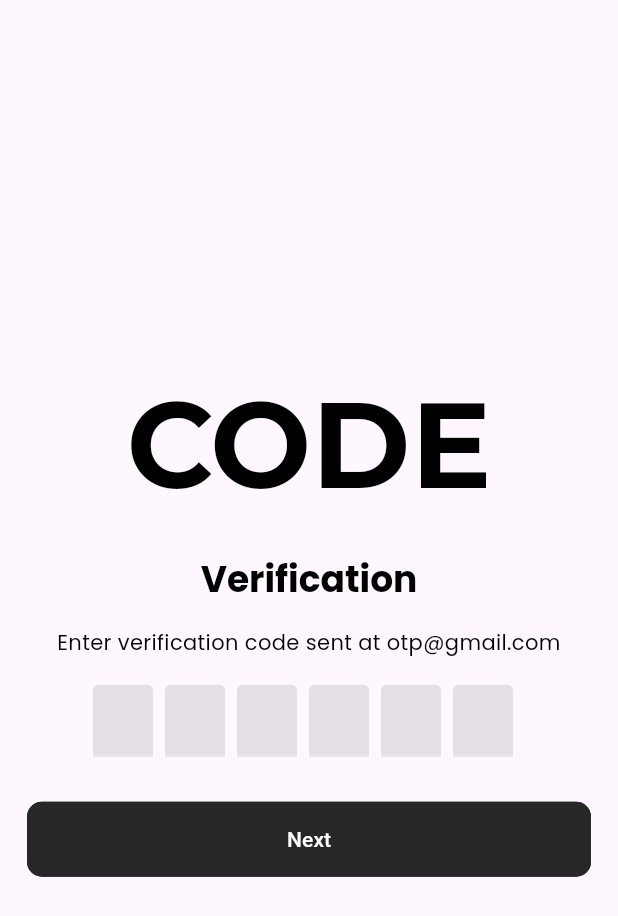
After one commit to mike1tesla/login_firebase_app, a Flutter app: the OTPScreen screen opened directly, on a phone screen of 412 x 824 dp. The commit adds this screen. Shown: the top 916 px of the screen. Run offline on Flutter 3.47's test engine with Material 3 defaults, Android fonts, the phone set to English and light mode, and no system bars; drawn by our look-alikes of flutter_otp_text_field; our stand-ins replace carousel_slider, flutter_svg, get, google_fonts, smooth_page_indicator.

Commit message:
final UI Authentication

```diff
--- a/lib/main.dart
+++ b/lib/main.dart
@@ -17,7 +17,9 @@ class App extends StatelessWidget {
       theme: AppTheme.lightTheme,
       darkTheme: AppTheme.darkTheme,
       themeMode: ThemeMode.system,
-      home: const LoginScreen(),
+      defaultTransition: Transition.leftToRightWithFade,
+      transitionDuration: const Duration(milliseconds: 500),
+      home: const SplashScreen(),
     );
   }
 }
--- a/lib/src/common_widgets/fade_in_animation/animation_design.dart
+++ b/lib/src/common_widgets/fade_in_animation/animation_design.dart
@@ -21,7 +21,7 @@ class FadeInAnimation extends StatelessWidget {
   @override
   Widget build(BuildContext context) {
     return Obx(() {
-      print(controller.animate.value);
+      // print(controller.animate.value);
       return AnimatedPositioned(
         duration: Duration(milliseconds: durationMs),
         top: controller.animate.value ? animate!.topAfter : animate!.topBefore,
--- a/lib/src/common_widgets/header_widget/header_widget.dart
+++ b/lib/src/common_widgets/header_widget/header_widget.dart
@@ -3,14 +3,18 @@ import 'package:flutter/material.dart';
 import '../../constants/sizes.dart';
 
 class HeaderWidget extends StatelessWidget {
+
   const HeaderWidget({
     super.key,
     required this.image,
     required this.title,
     required this.subtitle,
+    this.heightBetween
   });
 
   final String image, title, subtitle;
+  final double? heightBetween;
+
 
   @override
   Widget build(BuildContext context) {
@@ -24,7 +28,7 @@ class HeaderWidget extends StatelessWidget {
             child: Image(image: AssetImage(image)),
           ),
         ),
-        const SizedBox(height: paddingSize - 10),
+        SizedBox(height: heightBetween),
         Text(
           title,
           style: Theme.of(context).textTheme.displaySmall,
--- a/lib/src/constants/image_strings.dart
+++ b/lib/src/constants/image_strings.dart
@@ -14,3 +14,4 @@ const String googleIcon = "assets/logo/google.svg";
 
 // Forget Password image
 const String forgetPasswordImg = "assets/images/forget_password/lock_key.png";
+const String forgetPasswordMail = "assets/images/forget_password/forget_password_mail.png";
--- a/lib/src/constants/text_strings.dart
+++ b/lib/src/constants/text_strings.dart
@@ -1,7 +1,5 @@
 
 // Generic text
-import 'package:flutter/cupertino.dart';
-
 const String login = "Login";
 const String signup = "Signup";
 
@@ -43,3 +41,8 @@ const String resetViaPhone = "Reset via Phone Verification.";
 
 const String forgetPhoneSubTitle = "Enter your registered Phone No to receive OTP";
 const String forgetMailSubTitle = "Enter your registered E-Mail to receive OTP";
+
+// OTP Screen
+const String otpTitle = "CODE";
+const String otpSubtitle = "Verification";
+const String otpMessage = "Enter verification code sent at ";
--- /dev/null
+++ b/lib/src/features/authentication/screens/forget_password/forget_password_otp/otp_screen.dart
@@ -0,0 +1,59 @@
+import "package:flutter/material.dart";
+import "package:flutter_otp_text_field/flutter_otp_text_field.dart";
+import "package:get/get.dart";
+import "package:google_fonts/google_fonts.dart";
+import "package:login/src/constants/sizes.dart";
+import "package:login/src/constants/text_strings.dart";
+
+class OTPScreen extends StatelessWidget {
+  const OTPScreen({super.key});
+
+  @override
+  Widget build(BuildContext context) {
+    return Scaffold(
+      body: Container(
+        width: Get.width,
+        padding: const EdgeInsets.all(paddingSize),
+        child: Column(
+          mainAxisAlignment: MainAxisAlignment.center,
+          children: [
+            Text(
+              otpTitle,
+              style: GoogleFonts.montserrat(
+                fontWeight: FontWeight.bold,
+                fontSize: 80.0,
+              ),
+            ),
+            const SizedBox(height: paddingSize),
+            Text(
+              otpSubtitle,
+              style: Theme.of(context).textTheme.displaySmall,
+            ),
+            const SizedBox(height: paddingSize),
+            const Text(
+              "${otpMessage}otp@gmail.com",
+              textAlign: TextAlign.center,
+            ),
+            const SizedBox(height: paddingSize),
+            OtpTextField(
+              numberOfFields: 6,
+              fillColor: Colors.black.withOpacity(0.1),
+              filled: true,
+              onSubmit: (code) {
+                print("OTP is => $code");
+              },
+            ),
+            const SizedBox(height: defaultSize),
+            SizedBox(
+              width: double.infinity,
+              child: ElevatedButton(
+                onPressed: () {},
+                child: const Text('Next'),
+              ),
+            )
+          ],
+        ),
+      ),
+    );
+  }
+}
--- a/lib/src/features/authentication/screens/onboarding/onboarding_screen.dart
+++ b/lib/src/features/authentication/screens/onboarding/onboarding_screen.dart
@@ -63,7 +63,7 @@ class OnboardingScreen extends StatelessWidget {
                             autoPlay: true,
                             viewportFraction: 1,
                             onPageChanged: (index, _) =>
-                                controller.updatePageIndicator(index)),
+                                controller.updatePageIndicator(index),),
                         items: pages,
                       ),
                     ],
@@ -104,7 +104,7 @@ class OnboardingScreen extends StatelessWidget {
                   const SizedBox(width: defaultSize),
                   Expanded(
                     child: ElevatedButton(
-                      onPressed: ()=> Get.to(const SignupScreen()),
+                      onPressed: () => Get.to(const SignupScreen()),
                       child: Text(signup.toUpperCase()),
                     ),
                   ),
--- a/lib/src/features/authentication/screens/signup_screen/signup_screen.dart
+++ b/lib/src/features/authentication/screens/signup_screen/signup_screen.dart
@@ -22,6 +22,7 @@ class SignupScreen extends StatelessWidget {
                   image: loginLogo,
                   title: signUpTitle,
                   subtitle: signUpSubTitle,
+                  heightBetween: paddingSize - 10,
                 ),
                 SizedBox(height: spaceInputForm),
                 SignUpFormWidget(),
--- a/lib/src/features/authentication/screens/signup_screen/widgets/signup_footer_widget.dart
+++ b/lib/src/features/authentication/screens/signup_screen/widgets/signup_footer_widget.dart
@@ -1,5 +1,7 @@
 import 'package:flutter/material.dart';
 import 'package:flutter_svg/svg.dart';
+import 'package:get/get.dart';
+import 'package:login/src/features/authentication/screens/login_screen/login_screen.dart';
 
 import '../../../../../constants/image_strings.dart';
 import '../../../../../constants/sizes.dart';
@@ -29,7 +31,7 @@ class SignUpFooterWidget extends StatelessWidget {
         ),
         const SizedBox(height: paddingSize - 10),
         TextButton(
-          onPressed: () {},
+          onPressed: () => Get.off(const LoginScreen()),
           style: TextButton.styleFrom(foregroundColor: Colors.grey),
           child: Text.rich(
             TextSpan(
--- a/pubspec.yaml
+++ b/pubspec.yaml
@@ -19,6 +19,7 @@ dependencies:
   get: ^4.6.6
   carousel_slider: ^4.2.1
   flutter_svg: ^2.0.10+1
+  flutter_otp_text_field: ^1.1.3+2
 
 dev_dependencies:
   flutter_test:
```
Also changed, not shown: lib/src/features/authentication/screens/forget_password/forget_password_mail/forget_password_mail.dart (+52 -3 lines), lib/src/features/authentication/screens/forget_password/forget_password_otp/otp_dialog.dart (added, +46 -0 lines), lib/src/features/authentication/screens/login_screen/widgets/login_footer_widget.dart (+6 -3 lines), lib/src/features/authentication/screens/login_screen/widgets/login_form_widget.dart (+6 -2 lines), assets/images/forget_password/forget_password_mail.png (added), pubspec.lock.
